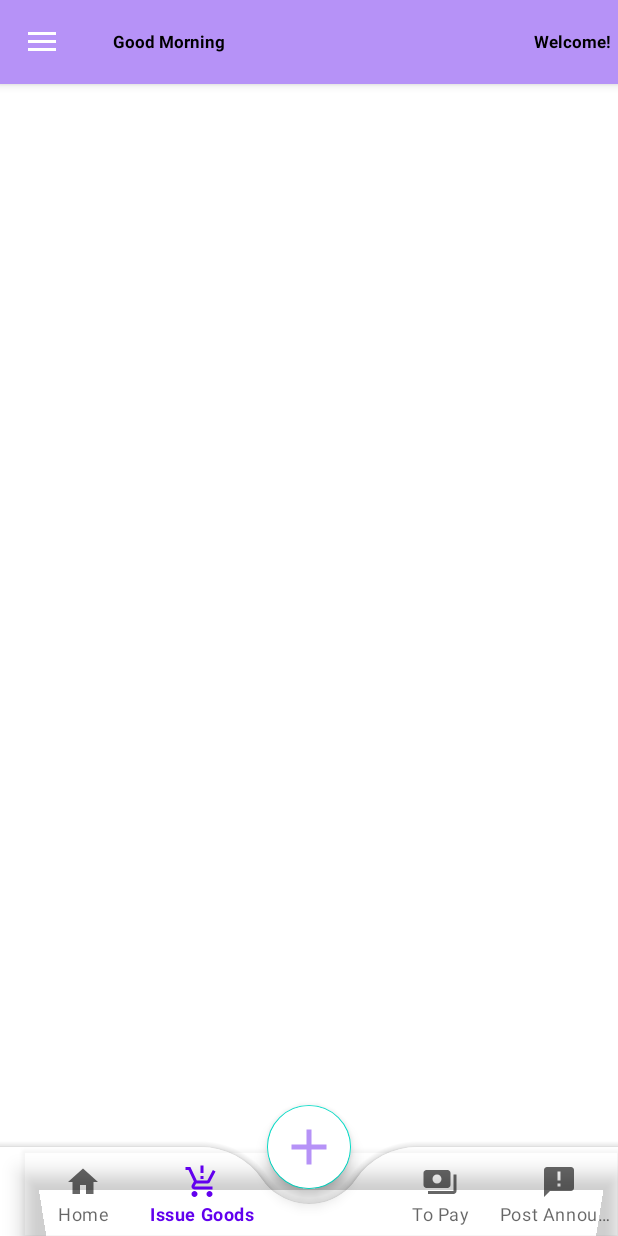
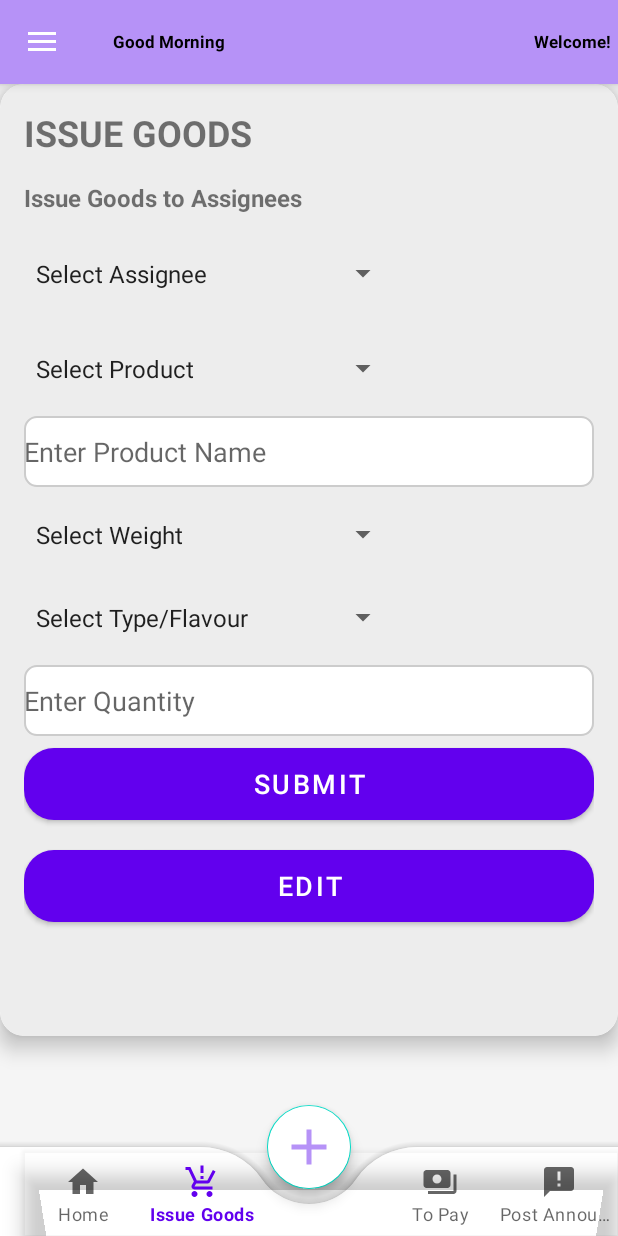
Before and after one commit to Emmanuel-manuel/shop, an Android app: the LandingPageActivity screen opened directly, with no data from a screen before it, item 2 of the bottom bar chosen, on a phone screen of 412 x 824 dp. Run offline under Robolectric (Android 15) with nearby library versions, the phone set to English and light mode, and no system bars.

Commit message:
with working Issue Goods Fragment

```diff
--- /dev/null
+++ b/app/src/main/java/emm/sys/IssueGoodsFragment.java
@@ -0,0 +1,64 @@
+package emm.sys;
+
+import android.os.Bundle;
+
+import androidx.fragment.app.Fragment;
+
+import android.view.LayoutInflater;
+import android.view.View;
+import android.view.ViewGroup;
+
+/**
+ * A simple {@link Fragment} subclass.
+ * Use the {@link IssueGoodsFragment#newInstance} factory method to
+ * create an instance of this fragment.
+ */
+public class IssueGoodsFragment extends Fragment {
+
+    // TODO: Rename parameter arguments, choose names that match
+    // the fragment initialization parameters, e.g. ARG_ITEM_NUMBER
+    private static final String ARG_PARAM1 = "param1";
+    private static final String ARG_PARAM2 = "param2";
+
+    // TODO: Rename and change types of parameters
+    private String mParam1;
+    private String mParam2;
+
+    public IssueGoodsFragment() {
+        // Required empty public constructor
+    }
+
+    /**
+     * Use this factory method to create a new instance of
+     * this fragment using the provided parameters.
+     *
+     * @param param1 Parameter 1.
+     * @param param2 Parameter 2.
+     * @return A new instance of fragment IssueGoodsFragment.
+     */
+    // TODO: Rename and change types and number of parameters
+    public static IssueGoodsFragment newInstance(String param1, String param2) {
+        IssueGoodsFragment fragment = new IssueGoodsFragment();
+        Bundle args = new Bundle();
+        args.putString(ARG_PARAM1, param1);
+        args.putString(ARG_PARAM2, param2);
+        fragment.setArguments(args);
+        return fragment;
+    }
+
+    @Override
+    public void onCreate(Bundle savedInstanceState) {
+        super.onCreate(savedInstanceState);
+        if (getArguments() != null) {
+            mParam1 = getArguments().getString(ARG_PARAM1);
+            mParam2 = getArguments().getString(ARG_PARAM2);
+        }
+    }
+
+    @Override
+    public View onCreateView(LayoutInflater inflater, ViewGroup container,
+                             Bundle savedInstanceState) {
+        // Inflate the layout for this fragment
+        return inflater.inflate(R.layout.fragment_issue_goods, container, false);
+    }
+}
--- a/app/src/main/java/emm/sys/LandingPageActivity.java
+++ b/app/src/main/java/emm/sys/LandingPageActivity.java
@@ -13,6 +13,8 @@ import androidx.core.content.ContextCompat;
 import androidx.core.view.GravityCompat;
 import androidx.drawerlayout.widget.DrawerLayout;
 import androidx.fragment.app.Fragment;
+import androidx.fragment.app.FragmentManager;
+import androidx.fragment.app.FragmentTransaction;
 
 import com.google.android.material.bottomnavigation.BottomNavigationView;
 import com.google.android.material.floatingactionbutton.FloatingActionButton;
@@ -118,6 +120,11 @@ public class LandingPageActivity extends AppCompatActivity {
                     handleViewTodayInventoryNavigation();
                     return true;
 
+                case R.id.issuedDetails:
+                    transition();
+                    handleViewIssuedGoodsNavigation();
+                    return true;
+
                 case R.id.to_pay:
                     // Handle to pay
                     return true;
@@ -135,8 +142,38 @@ public class LandingPageActivity extends AppCompatActivity {
             }        });
 
         // ............. Working with Fragments of Bottom Navigation Buttons ..............
+        // BEGINNING OF BOTTOM NAVIGATION VIEW
+        replaceFragment(new HomeFragment());
+
+        bottomNavView = findViewById(R.id.bottom_navView);
+
+//        bottomNavView.setBackground(null);
+        bottomNavView.setOnItemSelectedListener(item -> {
+
+
+            switch (item.getItemId()) {
+                case R.id.home:
+                    replaceFragment(new HomeFragment());
+                    break;
+                case R.id.issue_goods:
+                    transition();
+                    replaceFragment(new IssueGoodsFragment());
+                    break;
+                case R.id.to_pay:
+                    replaceFragment(new ToPayFragment());
+                    break;
+                case R.id.announcements:
+                    replaceFragment(new AnnouncementFragment());
+                    break;
+            }
+
+            return true;
+        });
+
+        // Set default selection
+        bottomNavView.setSelectedItemId(R.id.home);
+
         // Initialize FAB and the bottom navigation View
-        bottomNavView = findViewById(R.id.bottom_navView);
 
         fab = findViewById(R.id.fab);
         fab.setOnClickListener(view -> {
@@ -152,8 +189,28 @@ public class LandingPageActivity extends AppCompatActivity {
 
     }
 
+    //    OUTSIDE "onCreate"
 
-    // Helper method for inventory navigation
+    private  void replaceFragment(Fragment fragment) {
+        FragmentManager fragmentManager = getSupportFragmentManager();
+        FragmentTransaction transaction = fragmentManager.beginTransaction();
+        transaction.setCustomAnimations(
+                R.anim.fragment_enter,
+                R.anim.fragment_exit,
+                R.anim.fragment_enter,
+                R.anim.fragment_exit
+        );
+
+        transaction.replace(R.id.fragmentContainer, fragment);
+        // Only add to back stack if not the home fragment
+        if (!(fragment instanceof HomeFragment)) {
+            transaction.addToBackStack(null);
+        }
+        transaction.commit();
+    }
+
+    // .............. HELPER METHODS FOR DRAWER NAVIGATION TRANSITIONING ..........
+    // Helper method for Receive inventory navigation
     private void handleReceiveInventoryNavigation() {
         // Change FAB color to blue
 //        fab.setBackgroundTintList(ContextCompat.getColorStateList(this, R.color.blue));
@@ -175,7 +232,6 @@ public class LandingPageActivity extends AppCompatActivity {
                 .addToBackStack(null)
                 .commit();
     }
-
     // Helper method for View Today's inventory navigation
     private void handleViewTodayInventoryNavigation() {
 
@@ -196,7 +252,38 @@ public class LandingPageActivity extends AppCompatActivity {
                 .addToBackStack(null)
                 .commit();
     }
+    // Helper method for View Issued Goods/ inventory navigation
+    private void handleViewIssuedGoodsNavigation() {
 
+        // Clear BottomNavigationView selection
+        // 2. Clear BottomNavigationView selection
+        bottomNavView.getMenu().setGroupCheckable(0, false, true); // Temporarily disable checking
+        bottomNavView.getMenu().setGroupCheckable(0, true, true); // Re-enable checking
+        bottomNavView.setSelectedItemId(0); // Clear selection
+
+        // Show ReceiveInventoryFragment
+        getSupportFragmentManager().beginTransaction()
+                .setCustomAnimations(
+                        R.anim.fragment_enter,
+                        R.anim.fragment_exit,
+                        R.anim.fragment_enter,
+                        R.anim.fragment_exit)
+                .replace(R.id.fragmentContainer, new IssueGoodsFragment())
+                .addToBackStack(null)
+                .commit();
+    }
+
+    // method for smooth transition
+    private void transition(){
+        getSupportFragmentManager().beginTransaction()
+                .setCustomAnimations(
+                        R.anim.fragment_enter,
+                        R.anim.fragment_exit,
+                        R.anim.fragment_enter,
+                        R.anim.fragment_exit);
+    }
+
+    // .............. END OF HELPER METHODS FOR DRAWER NAVIGATION TRANSITIONING ..........
 
     @Override
     protected void onPostCreate(Bundle savedInstanceState) {
--- /dev/null
+++ b/app/src/main/res/drawable/edit_button_bg.xml
@@ -0,0 +1,5 @@
+<?xml version="1.0" encoding="utf-8"?>
+<shape xmlns:android="http://schemas.android.com/apk/res/android">
+    <solid android:color="@color/green"/>
+    <corners android:radius="20dp"/>
+</shape>
--- /dev/null
+++ b/app/src/main/res/layout/fragment_issue_goods.xml
@@ -0,0 +1,122 @@
+<?xml version="1.0" encoding="utf-8"?>
+<FrameLayout xmlns:android="http://schemas.android.com/apk/res/android"
+    xmlns:tools="http://schemas.android.com/tools"
+    android:layout_width="match_parent"
+    android:layout_height="match_parent"
+    tools:context=".IssueGoodsFragment">
+
+    <ScrollView xmlns:app="http://schemas.android.com/apk/res-auto"
+        android:layout_width="match_parent"
+        android:layout_height="match_parent"
+        android:orientation="vertical"
+        android:background="@color/background">
+
+        <androidx.cardview.widget.CardView
+            android:layout_width="match_parent"
+            android:layout_height="wrap_content"
+            app:cardCornerRadius="16dp"
+            app:cardElevation="8dp">
+
+            <LinearLayout
+                android:layout_width="match_parent"
+                android:layout_height="wrap_content"
+                android:orientation="vertical"
+                android:padding="16dp"
+                android:background="@drawable/card_bg">
+
+                <TextView
+                    android:layout_width="match_parent"
+                    android:layout_height="wrap_content"
+                    android:text="Issue Goods"
+                    android:textStyle="bold"
+                    android:textSize="24sp"
+                    android:layout_gravity="center"
+                    android:textAllCaps="true"
+                    android:layout_marginBottom="16dp"/>
+
+                <TextView
+                    android:layout_width="match_parent"
+                    android:layout_height="wrap_content"
+                    android:text="Issue Goods to Assignees"
+                    android:textStyle="bold"
+                    android:textSize="16sp"
+                    android:layout_marginBottom="8dp"/>
+
+                <Spinner
+                    android:id="@+id/spinnerAssignee"
+                    android:layout_width="250dp"
+                    android:layout_height="47dp"
+                    android:layout_marginBottom="8dp"
+                    android:layout_marginTop="8dp"
+                    android:entries="@array/product_assignee"
+                    />
+
+                <Spinner
+                    android:id="@+id/spinnerProduct"
+                    android:layout_width="250dp"
+                    android:layout_height="47dp"
+                    android:layout_marginBottom="8dp"
+                    android:layout_marginTop="8dp"
+                    android:entries="@array/product_array"/>
+
+                <EditText
+                    android:layout_width="match_parent"
+                    android:layout_height="47dp"
+                    android:id="@+id/txtProductName"
+                    android:background="@drawable/edittext_bg"
+                    android:layout_marginBottom="8dp"
+                    android:hint="Enter Product Name"
+                    android:inputType="text"/>
+
+                <Spinner
+                    android:id="@+id/spinnerWeight"
+                    android:layout_width="250dp"
+                    android:layout_height="47dp"
+                    android:layout_marginBottom="8dp"
+                    android:entries="@array/weight_array"/>
+
+                <Spinner
+                    android:id="@+id/spinnerFlavour"
+                    android:layout_width="250dp"
+                    android:layout_height="47dp"
+                    android:layout_marginBottom="8dp"
+                    android:entries="@array/flavour_array"/>
+
+                <EditText
+                    android:layout_width="match_parent"
+                    android:layout_height="47dp"
+                    android:id="@+id/txtQty"
+                    android:background="@drawable/edittext_bg"
+                    android:layout_marginBottom="8dp"
+                    android:hint="Enter Quantity"
+                    android:inputType="number"/>
+
+                <Button
+                    android:layout_width="match_parent"
+                    android:layout_height="wrap_content"
+                    android:text="Submit"
+                    android:id="@+id/saveButton"
+                    android:textSize="18sp"
+                    android:textColor="@color/white"
+                    android:layout_marginBottom="20dp"
+                    android:background="@drawable/button_bg"
+                    android:layout_gravity="center_horizontal"/>
+
+                <Button
+                    android:layout_width="match_parent"
+                    android:layout_height="wrap_content"
+                    android:text="Edit"
+                    android:id="@+id/editButton"
+                    android:textSize="18sp"
+                    android:textColor="@color/white"
+                    android:layout_marginBottom="60dp"
+                    android:background="@drawable/edit_button_bg"
+                    android:backgroundTint="@color/green"
+                    android:layout_gravity="center_horizontal"/>
+
+            </LinearLayout>
+
+        </androidx.cardview.widget.CardView>
+
+    </ScrollView>
+</FrameLayout>
--- a/app/src/main/res/menu/drawer_menu.xml
+++ b/app/src/main/res/menu/drawer_menu.xml
@@ -26,14 +26,14 @@
                     android:icon="@drawable/ic_baseline_inventory_24"
                     android:title="View Today's Inventory Details"
                     />
+                <item android:id="@+id/issuedDetails"
+                    android:icon="@drawable/ic_baseline_transcript_24"
+                    android:title="View Issued Goods"
+                    />
                 <item android:id="@+id/to_pay"
                     android:icon="@drawable/ic_baseline_fees_24"
                     android:title="To Pay"
                     />
-<!--                <item android:id="@+id/transcripts"-->
-<!--                    android:icon="@drawable/ic_baseline_transcript_24"-->
-<!--                    android:title="Upload Trascripts"-->
-<!--                    />-->
             </group>
         </menu>
     </item>
--- a/app/src/main/res/values/strings.xml
+++ b/app/src/main/res/values/strings.xml
@@ -42,6 +42,13 @@
     </string-array>
 
 
+    <string-array name="product_assignee">
+        <item>Select Assignee</item>
+        <item>Kevo</item>
+        <item>Newton</item>
+        <item>Route</item>
+    </string-array>
+
     <string name="title_activity_login">LoginActivity</string>
     <!-- Strings used for fragments for navigation -->
     <string name="first_fragment_label">First Fragment</string>
```
Also changed, not shown: app/src/main/java/emm/sys/AnnouncementFragment.java (added, +64 -0 lines), app/src/main/res/layout/fragment_announcement.xml (added, +14 -0 lines), app/src/main/res/layout/fragment_view_today_inventory.xml (+16 -3 lines), app/src/main/res/layout/recycler_inventory_items.xml (+48 -36 lines).
